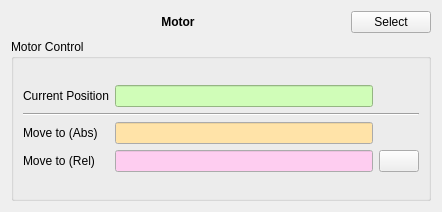
Before: the Qt Designer form mamba_client/widgets/ui/ui_motorwidget.ui in CasperVector/mamba-ose, drawn with Qt 5.
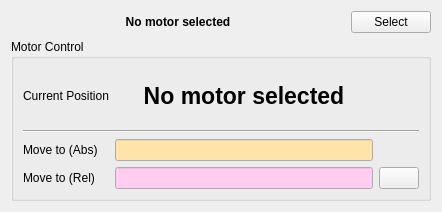
After: the same form once the commit is applied.

Diff of the .ui file:
```diff
--- a/mamba_client/widgets/ui/ui_motorwidget.ui
+++ b/mamba_client/widgets/ui/ui_motorwidget.ui
@@ -39,7 +39,7 @@
           </font>
          </property>
          <property name="text">
-          <string>Motor</string>
+          <string>No motor selected</string>
          </property>
          <property name="alignment">
           <set>Qt::AlignCenter</set>
@@ -206,218 +206,6 @@
             </property>
            </widget>
           </item>
-          <item row="0" column="1">
-           <widget class="QLineEdit" name="currentPosEdit">
-            <property name="enabled">
-             <bool>false</bool>
-            </property>
-            <property name="palette">
-             <palette>
-              <active>
-               <colorrole role="WindowText">
-                <brush brushstyle="SolidPattern">
-                 <color alpha="255">
-                  <red>0</red>
-                  <green>0</green>
-                  <blue>0</blue>
-                 </color>
-                </brush>
-               </colorrole>
-               <colorrole role="Dark">
-                <brush brushstyle="SolidPattern">
-                 <color alpha="255">
-                  <red>0</red>
-                  <green>0</green>
-                  <blue>0</blue>
-                 </color>
-                </brush>
-               </colorrole>
-               <colorrole role="Text">
-                <brush brushstyle="SolidPattern">
-                 <color alpha="255">
-                  <red>0</red>
-                  <green>0</green>
-                  <blue>0</blue>
-                 </color>
-                </brush>
-               </colorrole>
-               <colorrole role="ButtonText">
-                <brush brushstyle="SolidPattern">
-                 <color alpha="255">
-                  <red>0</red>
-                  <green>0</green>
-                  <blue>0</blue>
-                 </color>
-                </brush>
-               </colorrole>
-               <colorrole role="Base">
-                <brush brushstyle="SolidPattern">
-                 <color alpha="255">
-                  <red>208</red>
-                  <green>254</green>
-                  <blue>184</blue>
-                 </color>
-                </brush>
-               </colorrole>
-               <colorrole role="Window">
-                <brush brushstyle="SolidPattern">
-                 <color alpha="255">
-                  <red>208</red>
-                  <green>253</green>
-                  <blue>184</blue>
-                 </color>
-                </brush>
-               </colorrole>
-               <colorrole role="PlaceholderText">
-                <brush brushstyle="SolidPattern">
-                 <color alpha="128">
-                  <red>0</red>
-                  <green>0</green>
-                  <blue>0</blue>
-                 </color>
-                </brush>
-               </colorrole>
-              </active>
-              <inactive>
-               <colorrole role="WindowText">
-                <brush brushstyle="SolidPattern">
-                 <color alpha="255">
-                  <red>0</red>
-                  <green>0</green>
-                  <blue>0</blue>
-                 </color>
-                </brush>
-               </colorrole>
-               <colorrole role="Dark">
-                <brush brushstyle="SolidPattern">
-                 <color alpha="255">
-                  <red>0</red>
-                  <green>0</green>
-                  <blue>0</blue>
-                 </color>
-                </brush>
-               </colorrole>
-               <colorrole role="Text">
-                <brush brushstyle="SolidPattern">
-                 <color alpha="255">
-                  <red>0</red>
-                  <green>0</green>
-                  <blue>0</blue>
-                 </color>
-                </brush>
-               </colorrole>
-               <colorrole role="ButtonText">
-                <brush brushstyle="SolidPattern">
-                 <color alpha="255">
-                  <red>0</red>
-                  <green>0</green>
-                  <blue>0</blue>
-                 </color>
-                </brush>
-               </colorrole>
-               <colorrole role="Base">
-                <brush brushstyle="SolidPattern">
-                 <color alpha="255">
-                  <red>208</red>
-                  <green>254</green>
-                  <blue>184</blue>
-                 </color>
-                </brush>
-               </colorrole>
-               <colorrole role="Window">
-                <brush brushstyle="SolidPattern">
-                 <color alpha="255">
-                  <red>208</red>
-                  <green>253</green>
-                  <blue>184</blue>
-                 </color>
-                </brush>
-               </colorrole>
-               <colorrole role="PlaceholderText">
-                <brush brushstyle="SolidPattern">
-                 <color alpha="128">
-                  <red>0</red>
-                  <green>0</green>
-                  <blue>0</blue>
-                 </color>
-                </brush>
-               </colorrole>
-              </inactive>
-              <disabled>
-               <colorrole role="WindowText">
-                <brush brushstyle="SolidPattern">
-                 <color alpha="255">
-                  <red>0</red>
-                  <green>0</green>
-                  <blue>0</blue>
-                 </color>
-                </brush>
-               </colorrole>
-               <colorrole role="Dark">
-                <brush brushstyle="SolidPattern">
-                 <color alpha="255">
-                  <red>0</red>
-                  <green>0</green>
-                  <blue>0</blue>
-                 </color>
-                </brush>
-               </colorrole>
-               <colorrole role="Text">
-                <brush brushstyle="SolidPattern">
-                 <color alpha="255">
-                  <red>0</red>
-                  <green>0</green>
-                  <blue>0</blue>
-                 </color>
-                </brush>
-               </colorrole>
-               <colorrole role="ButtonText">
-                <brush brushstyle="SolidPattern">
-                 <color alpha="255">
-                  <red>0</red>
-                  <green>0</green>
-                  <blue>0</blue>
-                 </color>
-                </brush>
-               </colorrole>
-               <colorrole role="Base">
-                <brush brushstyle="SolidPattern">
-                 <color alpha="255">
-                  <red>208</red>
-                  <green>253</green>
-                  <blue>184</blue>
-                 </color>
-                </brush>
-               </colorrole>
-               <colorrole role="Window">
-                <brush brushstyle="SolidPattern">
-                 <color alpha="255">
-                  <red>208</red>
-                  <green>253</green>
-                  <blue>184</blue>
-                 </color>
-                </brush>
-               </colorrole>
-               <colorrole role="PlaceholderText">
-                <brush brushstyle="SolidPattern">
-                 <color alpha="128">
-                  <red>0</red>
-                  <green>0</green>
-                  <blue>0</blue>
-                 </color>
-                </brush>
-               </colorrole>
-              </disabled>
-             </palette>
-            </property>
-            <property name="alignment">
-             <set>Qt::AlignCenter</set>
-            </property>
-            <property name="readOnly">
-             <bool>true</bool>
-            </property>
-           </widget>
-          </item>
           <item row="1" column="0" colspan="3">
            <widget class="Line" name="line">
             <property name="orientation">
@@ -425,6 +213,24 @@
             </property>
            </widget>
           </item>
+          <item row="0" column="1">
+           <widget class="QLabel" name="curPosLabel">
+            <property name="font">
+             <font>
+              <pointsize>17</pointsize>
+              <weight>75</weight>
+              <bold>true</bold>
+              <underline>false</underline>
+             </font>
+            </property>
+            <property name="text">
+             <string>No motor selected</string>
+            </property>
+            <property name="alignment">
+             <set>Qt::AlignCenter</set>
+            </property>
+           </widget>
+          </item>
          </layout>
         </item>
        </layout>
```
